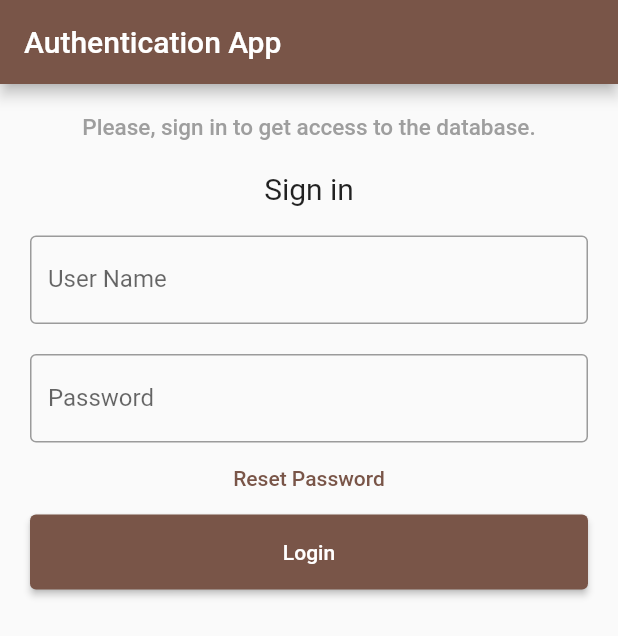
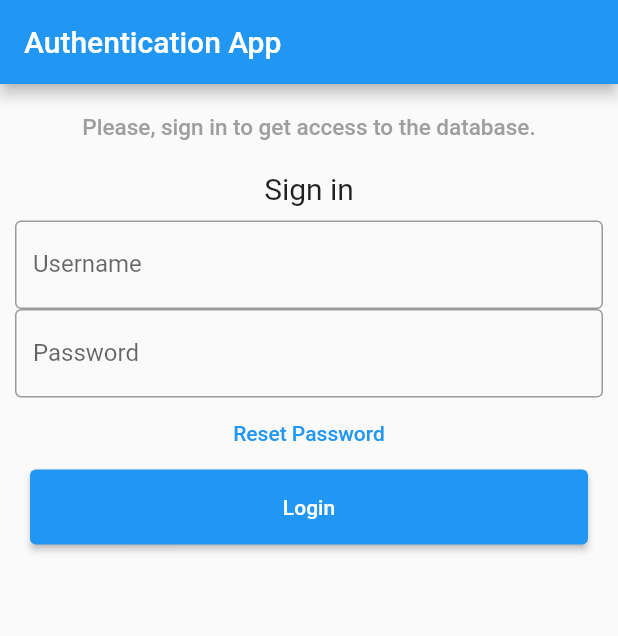
Before and after one commit to IbrahimDevp/flutter_auth, a Flutter app: the screen it shows after launch, on a phone screen of 412 x 824 dp. Shown: the top 636 px of the screen. Run offline on Flutter 3.47's test engine with Material 2 defaults, Android fonts, the phone set to English and light mode, and no system bars; missing offline and left inert: profile.

Commit message:
Getting Token and Displaying User List

```diff
--- a/lib/main.dart
+++ b/lib/main.dart
@@ -1,22 +1,39 @@
 import 'package:flutter/material.dart';
 import './screens/login_screen.dart';
 import './screens/reset_password_screen.dart';
-import './screens//profile_screen.dart';
+import './screens/profile_screen.dart';
+import 'package:provider/provider.dart';
+import './providers/auth.dart';
+import './providers/info.dart';
 
 void main() => runApp(MyApp());
 
 class MyApp extends StatelessWidget {
   @override
+  Color pColor = Color.fromARGB(255, 209, 157, 68);
   Widget build(BuildContext context) {
-    return MaterialApp(
-        theme: ThemeData(
-          primarySwatch: Colors.brown,
-          accentColor: Color.fromARGB(255, 209, 157, 68),
+    return MultiProvider(
+      providers: [
+        ChangeNotifierProvider.value(
+          value: Auth(),
         ),
-        home: LoginScreen(),
-        routes: {
-          ResetPasswordScreen.routeName: (ctx) => ResetPasswordScreen(),
-          ProfileScreen.routeName: (ctx) => ProfileScreen(),
-        });
+        ChangeNotifierProxyProvider<Auth, Info>(
+            update: (ctx, auth, prev) => Info(auth.token)),
+      ],
+      child: Consumer<Auth>(
+        builder: (ctx, auth, _) => MaterialApp(
+            theme: ThemeData(
+              primarySwatch: Colors.brown,
+              colorScheme: ColorScheme.fromSwatch().copyWith(
+                secondary: pColor,
+              ),
+            ),
+            home: auth.isAuth ? ProfileScreen() : LoginScreen(),
+            routes: {
+              LoginScreen.routeName: (ctx) => LoginScreen(),
+              ResetPasswordScreen.routeName: (ctx) => ResetPasswordScreen(),
+            }),
+      ),
+    );
   }
 }
--- /dev/null
+++ b/lib/providers/auth.dart
@@ -0,0 +1,42 @@
+import 'dart:io';
+import 'package:flutter/material.dart';
+import 'dart:convert';
+import 'package:http/http.dart' as http;
+
+class Auth with ChangeNotifier {
+  String _token;
+
+  bool get isAuth {
+    return token != null;
+  }
+
+  String get token {
+    if (_token != null) {
+      return _token;
+    }
+    return null;
+  }
+
+  Future<void> _authenticate(String username, String password) async {
+    var credentials = '$username:$password';
+    final url = Uri.parse('http://10.0.2.2:4000/api/v1/auth/login');
+    String encoded = base64Encode(utf8.encode(credentials));
+    final response = await http.post(
+      url,
+      headers: {HttpHeaders.authorizationHeader: 'Basic $encoded'},
+    );
+    final responseData = json.decode(response.body);
+    _token = responseData['result'];
+    print(_token);
+    notifyListeners();
+  }
+
+  Future<void> login(String username, String password) async {
+    return _authenticate(username, password);
+  }
+
+  void logout() {
+    _token = null;
+    notifyListeners();
+  }
+}
--- /dev/null
+++ b/lib/providers/info.dart
@@ -0,0 +1,22 @@
+import 'package:flutter/material.dart';
+import 'package:http/http.dart' as http;
+import 'dart:convert';
+import 'dart:io';
+
+class Info with ChangeNotifier {
+  final String token;
+  Info(this.token);
+
+  Future<void> getUserInfo() async {
+    final url = Uri.parse('http://10.0.2.2:4000/api/v1/users');
+
+    final response = await http.get(
+      url,
+      headers: {
+        HttpHeaders.authorizationHeader: '$token',
+      },
+    );
+    final responseJson = jsonDecode(response.body);
+    print(responseJson);
+  }
+}
--- a/lib/screens/login_screen.dart
+++ b/lib/screens/login_screen.dart
@@ -1,17 +1,20 @@
 import 'package:flutter/material.dart';
+import '../screens/reset_password_screen.dart';
+import '../providers/auth.dart';
 import 'package:provider/provider.dart';
-import '../screens/reset_password_screen.dart';
-import '../screens/profile_screen.dart';
 
 class LoginScreen extends StatefulWidget {
+  static const routeName = '/auth';
   @override
   State<LoginScreen> createState() => _LoginScreen();
 }
 
 class _LoginScreen extends State<LoginScreen> {
-  TextEditingController nameController = TextEditingController();
-  TextEditingController passwordController = TextEditingController();
-
+  final GlobalKey<FormState> _formKey = GlobalKey();
+  Map<String, String> _authData = {
+    'username': '',
+    'password': '',
+  };
   @override
   Widget build(BuildContext context) {
     return Scaffold(
@@ -39,24 +42,31 @@ class _LoginScreen extends State<LoginScreen> {
                   'Sign in',
                   style: TextStyle(fontSize: 20),
                 )),
-            Container(
-              padding: const EdgeInsets.all(10),
-              child: TextField(
-                controller: nameController,
+            Form(
+              key: _formKey,
+              child: SingleChildScrollView(
+                child: Column(
+                  children: [
+                    TextFormField(
                       decoration: const InputDecoration(
                         border: OutlineInputBorder(),
-                  labelText: 'User Name',
+                        labelText: 'Username',
                       ),
+                      onSaved: (value) {
+                        _authData['username'] = value;
+                      },
                     ),
-            ),
-            Container(
-              padding: const EdgeInsets.fromLTRB(10, 10, 10, 0),
-              child: TextField(
+                    TextFormField(
                       obscureText: true,
-                controller: passwordController,
                       decoration: const InputDecoration(
                         border: OutlineInputBorder(),
                         labelText: 'Password',
+                      ),
+                      onSaved: (value) {
+                        _authData['password'] = value;
+                      },
+                    ),
+                  ],
                 ),
               ),
             ),
@@ -74,7 +84,7 @@ class _LoginScreen extends State<LoginScreen> {
               child: ElevatedButton(
                 child: const Text('Login'),
                 onPressed: () {
-                  Navigator.of(context).pushNamed(ProfileScreen.routeName);
+                  _submit();
                 },
               ),
             ),
@@ -83,4 +93,10 @@ class _LoginScreen extends State<LoginScreen> {
       ),
     );
   }
+
+  Future<void> _submit() async {
+    _formKey.currentState.save();
+    await Provider.of<Auth>(context, listen: false)
+        .login(_authData['username'], _authData['password']);
   }
+}
```
Also changed, not shown: lib/screens/profile_screen.dart (+9 -4 lines), 5 other files. Lines whose indentation alone changed are shown as unchanged.
